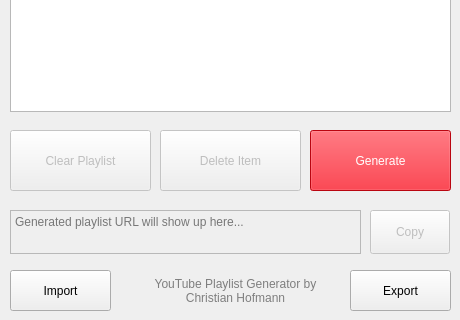
Old version of the form src/gui/form.ui in the repository christianhofmanncodes/youtube-playlist-generator; both pictures show x 0 to 460 and y 220 to 540 of the 460 by 540 pixel window.
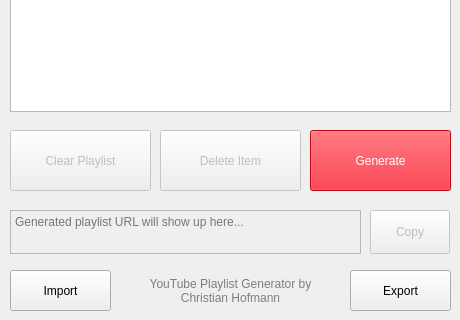
New version of the form.

Patch:
```diff
--- a/src/gui/form.ui
+++ b/src/gui/form.ui
@@ -234,9 +234,9 @@
    <widget class="QLabel" name="label_credits">
     <property name="geometry">
      <rect>
-      <x>150</x>
+      <x>130</x>
       <y>490</y>
-      <width>171</width>
+      <width>201</width>
       <height>41</height>
      </rect>
     </property>
```
